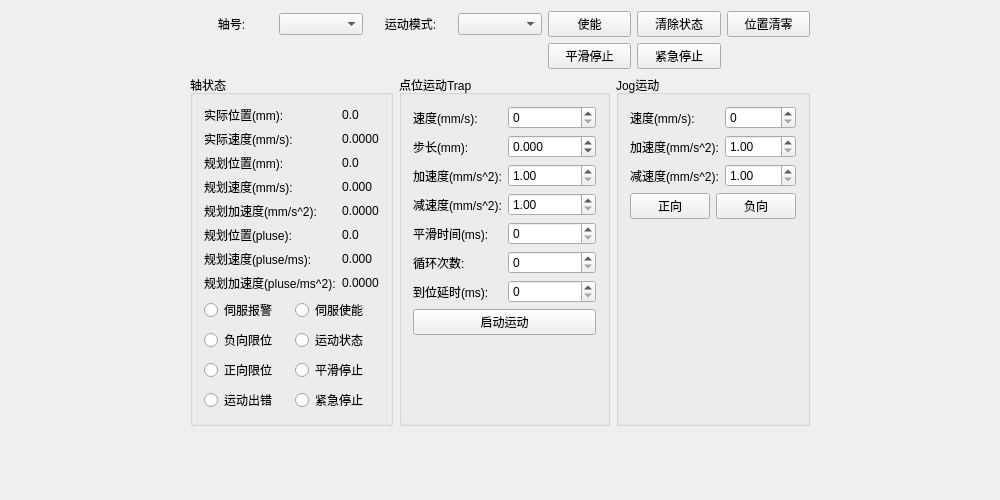
Old version of the form GTSSimpleController/Widget/AxisWidget.ui in the repository whisper512/GTS.
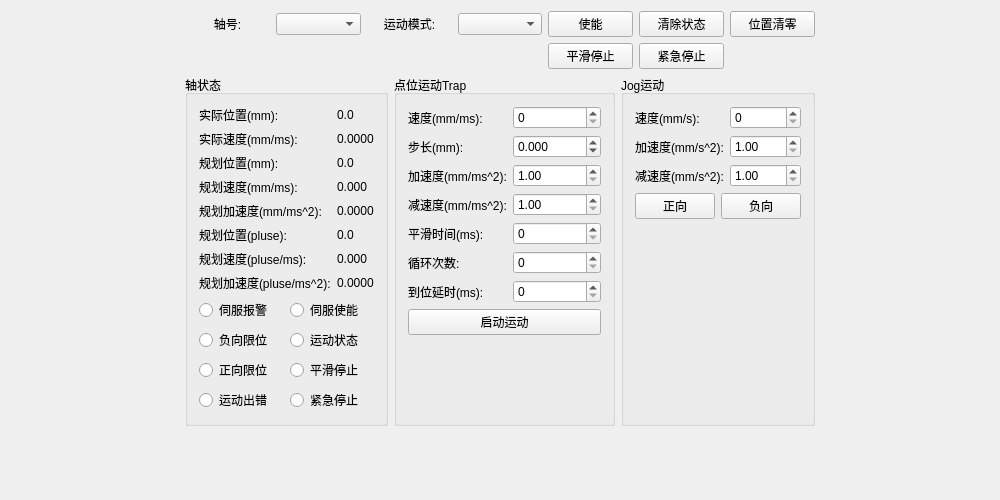
New version of the form.

Commit message: 修改时间单位为ms

The edit to the form file:
```diff
--- a/GTSSimpleController/Widget/AxisWidget.ui
+++ b/GTSSimpleController/Widget/AxisWidget.ui
@@ -134,7 +134,7 @@
             <item row="1" column="0">
              <widget class="QLabel" name="label_actVel">
               <property name="text">
-               <string>实际速度(mm/s):</string>
+               <string>实际速度(mm/ms):</string>
               </property>
              </widget>
             </item>
@@ -162,7 +162,7 @@
             <item row="3" column="0">
              <widget class="QLabel" name="label_tgtVel">
               <property name="text">
-               <string>规划速度(mm/s):</string>
+               <string>规划速度(mm/ms):</string>
               </property>
              </widget>
             </item>
@@ -176,7 +176,7 @@
             <item row="4" column="0">
              <widget class="QLabel" name="label_tgtAcc">
               <property name="text">
-               <string>规划加速度(mm/s^2):</string>
+               <string>规划加速度(mm/ms^2):</string>
               </property>
              </widget>
             </item>
@@ -303,7 +303,7 @@
               <item row="3" column="0">
                <widget class="QLabel" name="label_trapDec">
                 <property name="text">
-                 <string>减速度(mm/s^2):</string>
+                 <string>减速度(mm/ms^2):</string>
                 </property>
                </widget>
               </item>
@@ -374,7 +374,7 @@
               <item row="2" column="0">
                <widget class="QLabel" name="label_trapAcc">
                 <property name="text">
-                 <string>加速度(mm/s^2):</string>
+                 <string>加速度(mm/ms^2):</string>
                 </property>
                </widget>
               </item>
@@ -391,7 +391,7 @@
               <item row="0" column="0">
                <widget class="QLabel" name="label_trapMotionVel">
                 <property name="text">
-                 <string>速度(mm/s):</string>
+                 <string>速度(mm/ms):</string>
                 </property>
                </widget>
               </item>
@@ -413,6 +413,9 @@
             </item>
             <item>
              <spacer name="verticalSpacer_2">
+              <property name="orientation">
+               <enum>Qt::Vertical</enum>
+              </property>
               <property name="sizeHint" stdset="0">
                <size>
                 <width>20</width>
@@ -502,6 +505,9 @@
             </item>
             <item>
              <spacer name="verticalSpacer">
+              <property name="orientation">
+               <enum>Qt::Vertical</enum>
+              </property>
               <property name="sizeHint" stdset="0">
                <size>
                 <width>20</width>
```
The commit also changes 2 other files.
